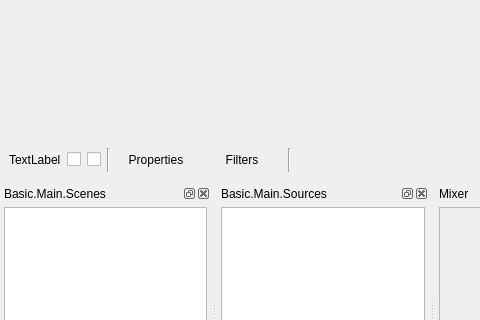
Above: UI/forms/OBSBasic.ui from obsproject/obs-studio before the change; both pictures show x 0 to 480 and y 274 to 594 of the 1079 by 730 pixel window. Below: the same form after it.
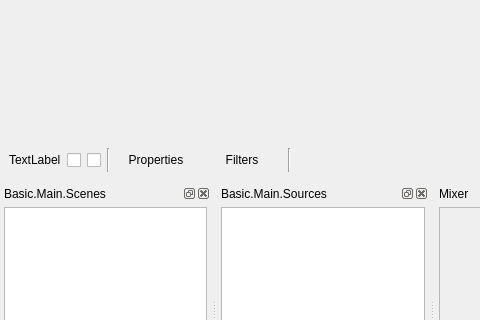
That is the form after the change. Icons and pictures are not drawn. Custom widgets are drawn as their Qt base class.

What changed in the file:
```diff
--- a/UI/forms/OBSBasic.ui
+++ b/UI/forms/OBSBasic.ui
@@ -180,6 +180,12 @@
           </item>
           <item>
            <widget class="VisibilityCheckBox" name="contextVisibilityCheckBox">
+            <property name="maximumSize">
+             <size>
+              <width>16</width>
+              <height>16</height>
+             </size>
+            </property>
             <property name="text">
              <string/>
             </property>
@@ -187,6 +193,12 @@
           </item>
           <item>
            <widget class="LockedCheckBox" name="contextLockedCheckBox">
+            <property name="maximumSize">
+             <size>
+              <width>16</width>
+              <height>16</height>
+             </size>
+            </property>
             <property name="text">
              <string/>
             </property>
```
